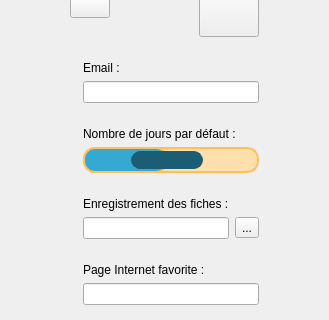
Above: UI/user_settings.ui from juvarlet/a_table before the change; both pictures show x 0 to 329 and y 123 to 443 of the 329 by 599 pixel window. Below: the same form after it.
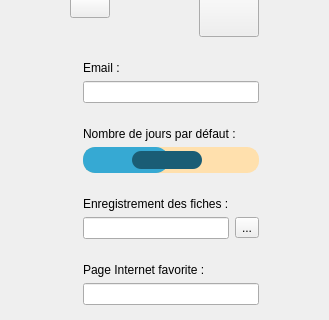
That is the form after the change. Icons and pictures are not drawn.

```diff
--- a/UI/user_settings.ui
+++ b/UI/user_settings.ui
@@ -17,7 +17,7 @@
    <string notr="true">QSlider::groove:horizontal {
 		background-color: #ffe0ad;
         color: #1a5d75;
-        border: 2px solid #ffc05c;
+        border: 2px solid #ffe0ad;
     /*border: 1px solid #1a5d75;*/
     	height: 18px;
     /*background: #ffc05c;*/
@@ -27,7 +27,7 @@
 	}
 	QSlider::handle:horizontal {
     	background: #1a5d75;
-    	border: 1px solid #1a5d75;
+    	border: 0px solid #1a5d75;
     	width: 70px;
     	border-radius: 9px;
 	}
@@ -35,7 +35,7 @@
 	QSlider::sub-page:horizontal{
 		background-color: #36a9d3;
         color: #1a5d75;
-        border: 2px solid #ffc05c;
+        border: 2px solid #36a9d3;
     /*border: 1px solid #1a5d75;*/
     	height: 18px;
     /*background: #ffc05c;*/
```
